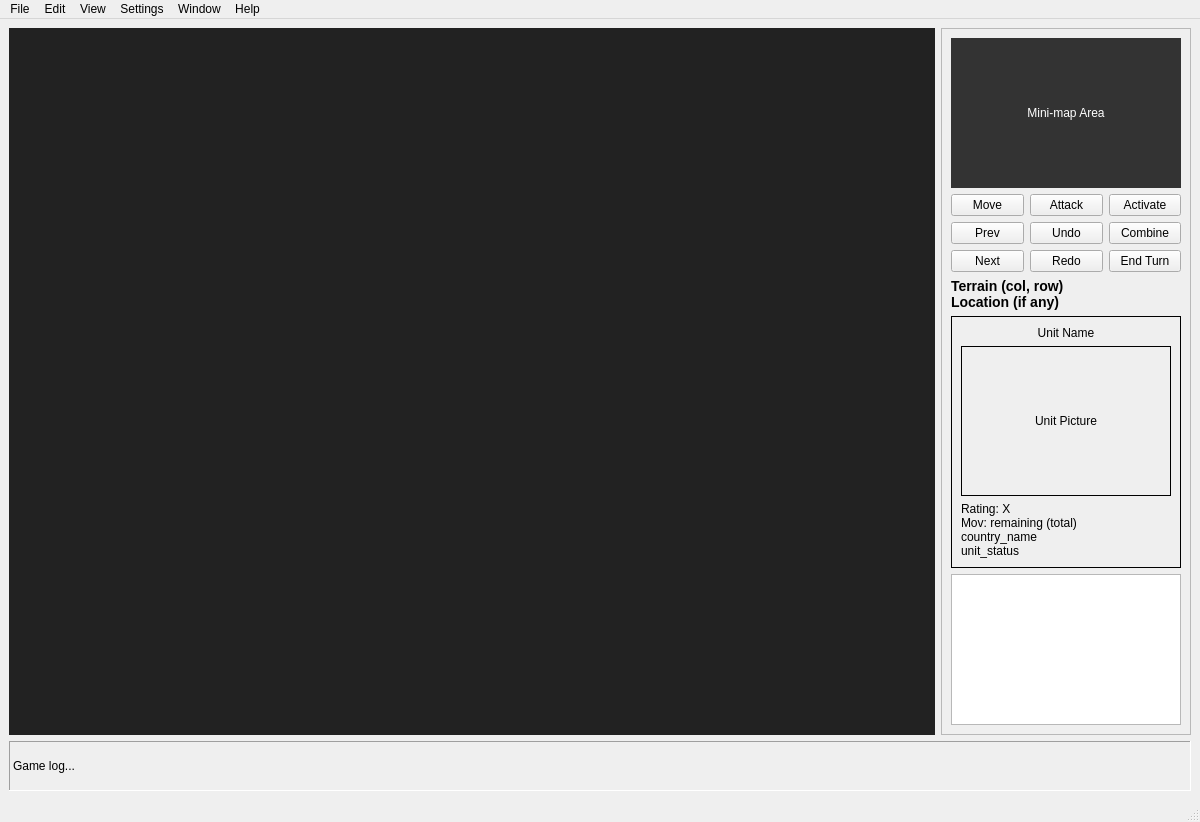
First picture: the form in ui/main_window.ui, repository RedT0ny/Dragons-of-Glory, before the edit.
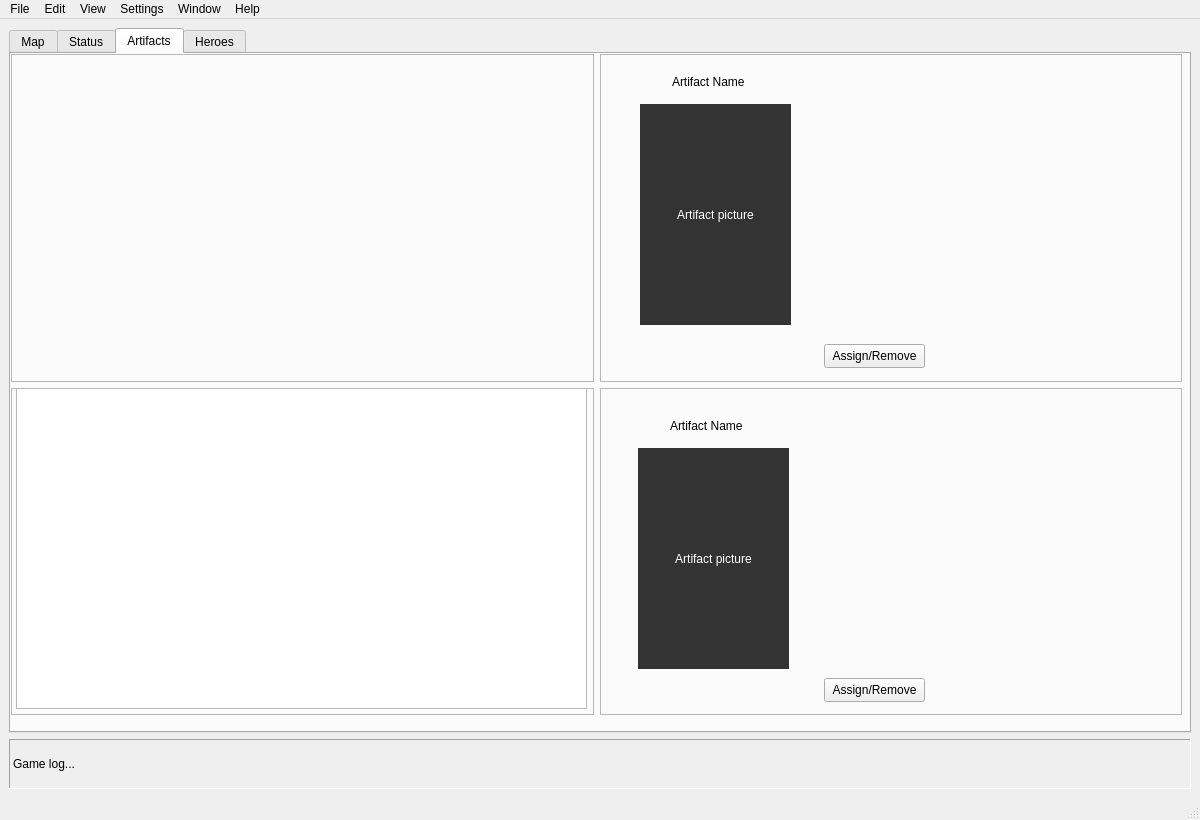
Second picture: the form after the edit. The open tabs and pages were chosen to show the change.

The edit to the form file:
```diff
--- a/ui/main_window.ui
+++ b/ui/main_window.ui
@@ -7,7 +7,7 @@
     <x>0</x>
     <y>0</y>
     <width>1200</width>
-    <height>822</height>
+    <height>820</height>
    </rect>
   </property>
   <property name="windowTitle">
@@ -16,6 +16,14 @@
   <widget class="QWidget" name="centralWidget">
    <layout class="QVBoxLayout" name="mainVerticalLayout">
     <item>
+     <widget class="QTabWidget" name="tabWidget">
+      <property name="currentIndex">
+       <number>0</number>
+      </property>
+      <widget class="QWidget" name="mapTab">
+       <attribute name="title">
+        <string>Map</string>
+       </attribute>
      <layout class="QHBoxLayout" name="contentHorizontalLayout" stretch="4,1">
       <item>
        <widget class="QWidget" name="map_view" native="true">
@@ -210,6 +218,294 @@
        </widget>
       </item>
      </layout>
+      </widget>
+      <widget class="QWidget" name="statusTab">
+       <attribute name="title">
+        <string>Status</string>
+       </attribute>
+       <widget class="QWidget" name="horizontalLayoutWidget">
+        <property name="geometry">
+         <rect>
+          <x>0</x>
+          <y>0</y>
+          <width>1171</width>
+          <height>661</height>
+         </rect>
+        </property>
+        <layout class="QHBoxLayout" name="horizontalLayout">
+         <item>
+          <widget class="QFrame" name="frame">
+           <property name="frameShape">
+            <enum>QFrame::Shape::StyledPanel</enum>
+           </property>
+           <property name="frameShadow">
+            <enum>QFrame::Shadow::Raised</enum>
+           </property>
+           <widget class="QLabel" name="label">
+            <property name="geometry">
+             <rect>
+              <x>130</x>
+              <y>10</y>
+              <width>121</width>
+              <height>31</height>
+             </rect>
+            </property>
+            <property name="font">
+             <font>
+              <family>Libra</family>
+              <pointsize>18</pointsize>
+             </font>
+            </property>
+            <property name="text">
+             <string>Whitestone</string>
+            </property>
+           </widget>
+          </widget>
+         </item>
+         <item>
+          <widget class="QFrame" name="frame_3">
+           <property name="frameShape">
+            <enum>QFrame::Shape::StyledPanel</enum>
+           </property>
+           <property name="frameShadow">
+            <enum>QFrame::Shadow::Raised</enum>
+           </property>
+           <widget class="QLabel" name="label_2">
+            <property name="geometry">
+             <rect>
+              <x>130</x>
+              <y>10</y>
+              <width>121</width>
+              <height>31</height>
+             </rect>
+            </property>
+            <property name="font">
+             <font>
+              <family>Libra</family>
+              <pointsize>18</pointsize>
+             </font>
+            </property>
+            <property name="text">
+             <string>Highlord</string>
+            </property>
+           </widget>
+          </widget>
+         </item>
+         <item>
+          <widget class="QFrame" name="frame_2">
+           <property name="frameShape">
+            <enum>QFrame::Shape::StyledPanel</enum>
+           </property>
+           <property name="frameShadow">
+            <enum>QFrame::Shadow::Raised</enum>
+           </property>
+           <widget class="QLabel" name="label_3">
+            <property name="geometry">
+             <rect>
+              <x>120</x>
+              <y>10</y>
+              <width>121</width>
+              <height>31</height>
+             </rect>
+            </property>
+            <property name="font">
+             <font>
+              <family>Libra</family>
+              <pointsize>18</pointsize>
+             </font>
+            </property>
+            <property name="text">
+             <string>Neutral</string>
+            </property>
+           </widget>
+          </widget>
+         </item>
+        </layout>
+       </widget>
+      </widget>
+      <widget class="QWidget" name="artifactsTab">
+       <attribute name="title">
+        <string>Artifacts</string>
+       </attribute>
+       <widget class="QWidget" name="verticalLayoutWidget">
+        <property name="geometry">
+         <rect>
+          <x>0</x>
+          <y>0</y>
+          <width>1171</width>
+          <height>661</height>
+         </rect>
+        </property>
+        <layout class="QVBoxLayout" name="verticalLayout">
+         <item>
+          <layout class="QHBoxLayout" name="horizontalLayout_2">
+           <item>
+            <widget class="QFrame" name="frame_4">
+             <property name="frameShape">
+              <enum>QFrame::Shape::StyledPanel</enum>
+             </property>
+             <property name="frameShadow">
+              <enum>QFrame::Shadow::Raised</enum>
+             </property>
+            </widget>
+           </item>
+           <item>
+            <widget class="QFrame" name="frame_6">
+             <property name="frameShape">
+              <enum>QFrame::Shape::StyledPanel</enum>
+             </property>
+             <property name="frameShadow">
+              <enum>QFrame::Shadow::Raised</enum>
+             </property>
+             <widget class="QPushButton" name="pushButton_2">
+              <property name="geometry">
+               <rect>
+                <x>224</x>
+                <y>290</y>
+                <width>101</width>
+                <height>24</height>
+               </rect>
+              </property>
+              <property name="text">
+               <string>Assign/Remove</string>
+              </property>
+             </widget>
+             <widget class="QLabel" name="label_7">
+              <property name="geometry">
+               <rect>
+                <x>40</x>
+                <y>50</y>
+                <width>151</width>
+                <height>221</height>
+               </rect>
+              </property>
+              <property name="styleSheet">
+               <string notr="true">background-color: #333; color: white;</string>
+              </property>
+              <property name="text">
+               <string>Artifact picture</string>
+              </property>
+              <property name="scaledContents">
+               <bool>false</bool>
+              </property>
+              <property name="alignment">
+               <set>Qt::AlignmentFlag::AlignCenter</set>
+              </property>
+              <property name="wordWrap">
+               <bool>false</bool>
+              </property>
+             </widget>
+             <widget class="QLabel" name="label_6">
+              <property name="geometry">
+               <rect>
+                <x>72</x>
+                <y>20</y>
+                <width>81</width>
+                <height>16</height>
+               </rect>
+              </property>
+              <property name="text">
+               <string>Artifact Name</string>
+              </property>
+             </widget>
+            </widget>
+           </item>
+          </layout>
+         </item>
+         <item>
+          <layout class="QHBoxLayout" name="horizontalLayout_3">
+           <item>
+            <widget class="QFrame" name="frame_5">
+             <property name="frameShape">
+              <enum>QFrame::Shape::StyledPanel</enum>
+             </property>
+             <property name="frameShadow">
+              <enum>QFrame::Shadow::Raised</enum>
+             </property>
+             <widget class="QListView" name="listView">
+              <property name="geometry">
+               <rect>
+                <x>5</x>
+                <y>0</y>
+                <width>571</width>
+                <height>321</height>
+               </rect>
+              </property>
+             </widget>
+            </widget>
+           </item>
+           <item>
+            <widget class="QFrame" name="frame_7">
+             <property name="frameShape">
+              <enum>QFrame::Shape::StyledPanel</enum>
+             </property>
+             <property name="frameShadow">
+              <enum>QFrame::Shadow::Raised</enum>
+             </property>
+             <widget class="QPushButton" name="pushButton">
+              <property name="geometry">
+               <rect>
+                <x>224</x>
+                <y>290</y>
+                <width>101</width>
+                <height>24</height>
+               </rect>
+              </property>
+              <property name="text">
+               <string>Assign/Remove</string>
+              </property>
+             </widget>
+             <widget class="QLabel" name="label_4">
+              <property name="geometry">
+               <rect>
+                <x>70</x>
+                <y>30</y>
+                <width>81</width>
+                <height>16</height>
+               </rect>
+              </property>
+              <property name="text">
+               <string>Artifact Name</string>
+              </property>
+             </widget>
+             <widget class="QLabel" name="label_5">
+              <property name="geometry">
+               <rect>
+                <x>38</x>
+                <y>60</y>
+                <width>151</width>
+                <height>221</height>
+               </rect>
+              </property>
+              <property name="styleSheet">
+               <string notr="true">background-color: #333; color: white;</string>
+              </property>
+              <property name="text">
+               <string>Artifact picture</string>
+              </property>
+              <property name="scaledContents">
+               <bool>false</bool>
+              </property>
+              <property name="alignment">
+               <set>Qt::AlignmentFlag::AlignCenter</set>
+              </property>
+              <property name="wordWrap">
+               <bool>false</bool>
+              </property>
+             </widget>
+            </widget>
+           </item>
+          </layout>
+         </item>
+        </layout>
+       </widget>
+      </widget>
+      <widget class="QWidget" name="heroesTab">
+       <attribute name="title">
+        <string>Heroes</string>
+       </attribute>
+      </widget>
+     </widget>
     </item>
     <item>
      <widget class="QLabel" name="log_area">
```
Lines whose indentation alone changed are shown as unchanged.
